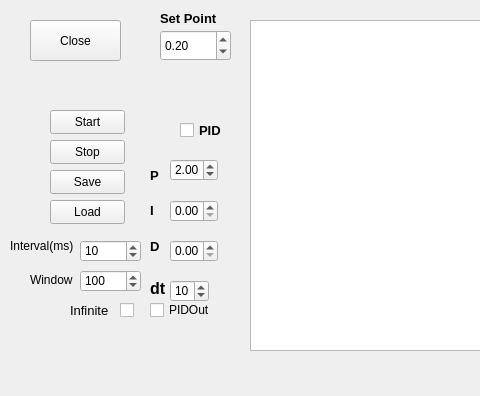
This is mainwindow.ui in OIST-EQuIP/PID-control as Qt 5 draws it before an edit; both pictures show x 0 to 480 and y 0 to 396 of the 1386 by 396 pixel window. The edited form follows.
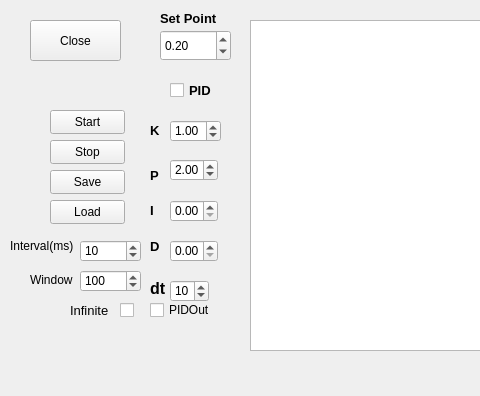
This is the edited form. Custom widgets are drawn as their Qt base class.

Commit message: name change, a few obsolete lines removed

```diff
--- a/mainwindow.ui
+++ b/mainwindow.ui
@@ -17,8 +17,8 @@
    <widget class="QCheckBox" name="PID_checkBox">
     <property name="geometry">
      <rect>
-      <x>180</x>
-      <y>120</y>
+      <x>170</x>
+      <y>80</y>
       <width>76</width>
       <height>20</height>
      </rect>
@@ -415,6 +415,41 @@
      <string>Infinite</string>
     </property>
    </widget>
+   <widget class="QDoubleSpinBox" name="k_doubleSpinBox">
+    <property name="geometry">
+     <rect>
+      <x>170</x>
+      <y>120</y>
+      <width>51</width>
+      <height>22</height>
+     </rect>
+    </property>
+    <property name="singleStep">
+     <double>0.100000000000000</double>
+    </property>
+    <property name="value">
+     <double>1.000000000000000</double>
+    </property>
+   </widget>
+   <widget class="QLabel" name="k_label">
+    <property name="geometry">
+     <rect>
+      <x>150</x>
+      <y>116</y>
+      <width>18</width>
+      <height>29</height>
+     </rect>
+    </property>
+    <property name="font">
+     <font>
+      <pointsize>10</pointsize>
+      <bold>true</bold>
+     </font>
+    </property>
+    <property name="text">
+     <string>K</string>
+    </property>
+   </widget>
   </widget>
   <widget class="QMenuBar" name="menubar">
    <property name="geometry">
```
Left out of the diff: 8 changed lines with no effect on the pictures. The commit also changes 1 other file.
